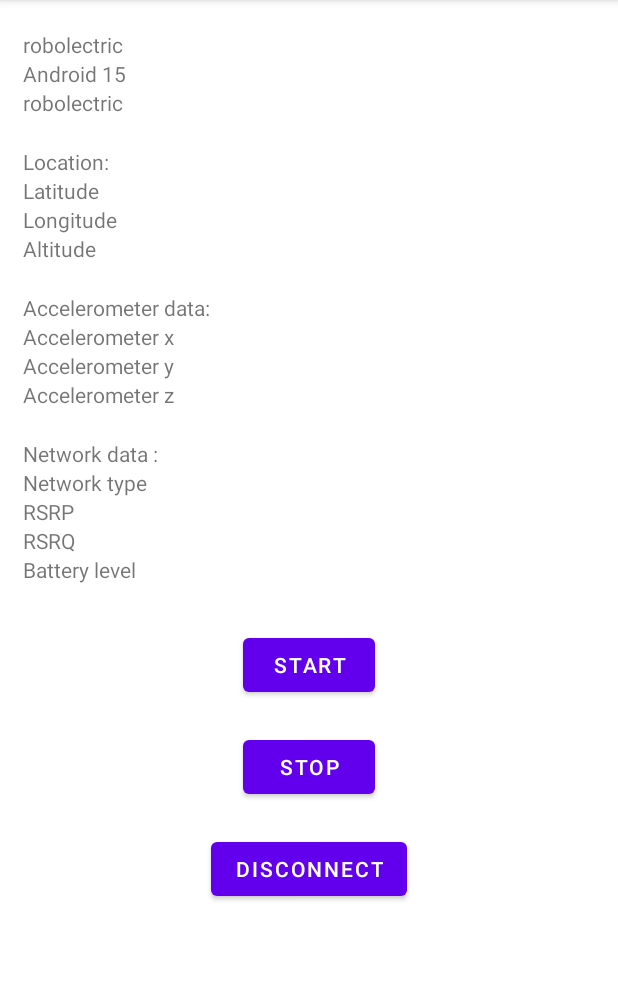
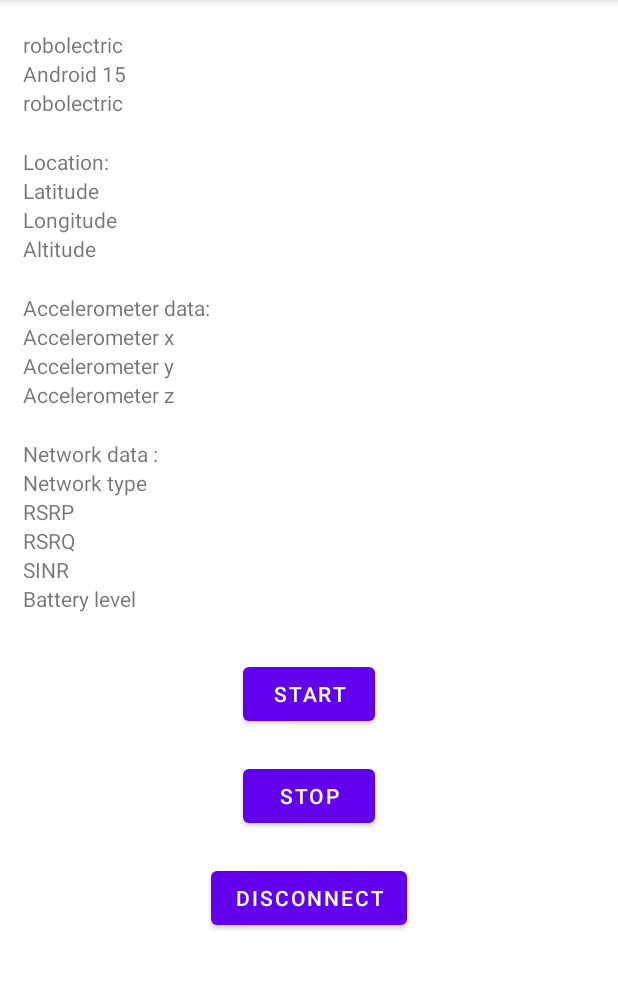
Before and after one commit to HugoBcz/Collector-5G, an Android app: the MainActivity screen opened directly, with no data from a screen before it, on a phone screen of 412 x 824 dp, the part 84-1073 px from its top. Run offline under Robolectric (Android 15) with nearby library versions, the phone set to English and light mode, and no system bars; libraries missing offline, so code that uses them is left out: org.eclipse.paho.

Commit message:
Final push (comment + last change)

```diff
--- a/app/src/main/java/com/example/collector5g/MainActivity.java
+++ b/app/src/main/java/com/example/collector5g/MainActivity.java
@@ -73,9 +73,9 @@ public class MainActivity extends AppCompatActivity {
 
     static TextView rsrp;
     static TextView rsrq;
+    static TextView sinr;
     static TextView networkType;
 
-    //private static MqttAndroidClient client;
 
     @Override
     protected void onCreate(Bundle savedInstanceState) {
@@ -89,6 +89,7 @@ public class MainActivity extends AppCompatActivity {
         Button stopButton = findViewById(R.id.stopButton);
         Button disconnectButton = findViewById(R.id.disconnectButton);
 
+        // implementation of 'start' button, starts DataCollectionService
         startButton.setOnClickListener(new View.OnClickListener() {
             @Override
             public void onClick(View view) {
@@ -101,6 +102,7 @@ public class MainActivity extends AppCompatActivity {
 
         });
 
+        //implementation of 'stop' button, stops DataCollectionService
         stopButton.setOnClickListener(new View.OnClickListener() {
             @Override
             public void onClick(View view) {
@@ -111,6 +113,7 @@ public class MainActivity extends AppCompatActivity {
             }
         });
 
+        // implementation of the 'disconnect' button, it stops the service and disconnects from the broker
         disconnectButton.setOnClickListener(new View.OnClickListener() {
             @Override
             public void onClick(View view) {
@@ -146,6 +149,7 @@ public class MainActivity extends AppCompatActivity {
         });
     }
 
+    // initialization of the components
     private void initComponent() {
         accel_data = findViewById(R.id.accel_data);
         accel_x = findViewById(R.id.accel_x);
@@ -167,8 +171,10 @@ public class MainActivity extends AppCompatActivity {
         networkType = findViewById(R.id.networkType);
         rsrp = findViewById(R.id.rsrp);
         rsrq = findViewById(R.id.rsrq);
+        sinr = findViewById(R.id.sinr);
     }
 
+    // get device info
     private void getDeviceÌnfo() {
         dn.setText(MANUFACTURER);
         dm.setText(MODEL);
--- a/app/src/main/res/layout/activity_main.xml
+++ b/app/src/main/res/layout/activity_main.xml
@@ -167,6 +167,13 @@
             android:text="RSRQ" />
 
         <TextView
+            android:id="@+id/sinr"
+            android:layout_width="match_parent"
+            android:layout_height="wrap_content"
+            android:layout_marginStart="15dp"
+            android:text="SINR" />
+
+        <TextView
             android:id="@+id/battery"
             android:layout_width="wrap_content"
             android:layout_height="wrap_content"
```
Also changed, not shown: app/src/main/java/com/example/collector5g/DataCollectionService.java (+42 -4 lines), app/src/main/java/com/example/collector5g/StartActivity.java (+11 -5 lines).
